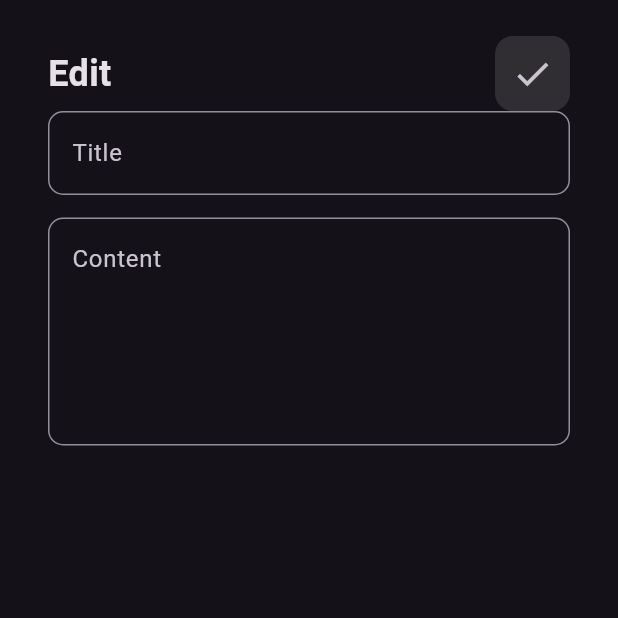
After one commit to Peter-Atia/Notes-App, a Flutter app: the screen it shows after launch, after a tap on "Title", on a phone screen of 412 x 824 dp, the top half of it. The commit adds this screen. Run offline on Flutter 3.47's test engine with Material 3 defaults, Android fonts, the phone set to English and light mode, and no system bars.

Commit message:
finish edit note view UI

```diff
--- /dev/null
+++ b/lib/views/edit_note_body_view.dart
@@ -0,0 +1,26 @@
+import 'package:flutter/material.dart';
+import 'package:notes_app/widgets/custom_app_bar.dart';
+import 'package:notes_app/widgets/custom_text_field.dart';
+
+
+class EditNoteBodyView extends StatelessWidget {
+  const EditNoteBodyView({super.key});
+
+  @override
+  Widget build(BuildContext context) {
+    return Padding(
+      padding: const EdgeInsets.symmetric(horizontal: 32, vertical: 24),
+      child: Column(
+        children: [
+          CustomAppBar(title: "Edit",icon: Icons.check,),
+
+          CustomTextField(hintText: "Title"),
+          SizedBox(height: 15),
+          CustomTextField(maxLines: 5, hintText: "Content"),
+          Spacer(),
+          SizedBox(height: 20),
+        ],
+      ),
+    );
+  }
+}
--- /dev/null
+++ b/lib/views/edit_note_view.dart
@@ -0,0 +1,13 @@
+import 'package:flutter/material.dart';
+import 'package:notes_app/views/edit_note_body_view.dart';
+
+class EditNoteView extends StatelessWidget {
+  const EditNoteView({super.key});
+
+  @override
+  Widget build(BuildContext context) {
+    return const Scaffold(
+      body: EditNoteBodyView(),
+    );
+  }
+}
--- a/lib/views/note_body_view.dart
+++ b/lib/views/note_body_view.dart
@@ -12,7 +12,7 @@ class NoteBodyView extends StatelessWidget {
       padding: const EdgeInsets.symmetric(horizontal: 25, vertical: 12),
       child: Column(
         children: [
-          CustomAppBar(),
+          CustomAppBar(title: "Notes",icon: Icons.search,),
           Expanded(child: NoteListView()),
 
         ],
--- a/lib/widgets/customButton.dart
+++ b/lib/widgets/customButton.dart
@@ -2,7 +2,8 @@ import 'package:flutter/material.dart';
 import 'package:notes_app/constants.dart';
 
 class CustomButton extends StatelessWidget {
-  const CustomButton({super.key});
+  const CustomButton({super.key , required this.text});
+  final String text;
 
   @override
   Widget build(BuildContext context) {
@@ -17,7 +18,7 @@ class CustomButton extends StatelessWidget {
           borderRadius: BorderRadius.circular(12),
         ),
         child: Text(
-            "Add",
+            text,
             style: TextStyle(
                 color: Colors.black,
                 fontSize: 18),
--- a/lib/widgets/custom_app_bar.dart
+++ b/lib/widgets/custom_app_bar.dart
@@ -2,7 +2,9 @@ import 'package:flutter/material.dart';
 import 'package:notes_app/widgets/custom_search_icon.dart';
 
 class CustomAppBar extends StatelessWidget {
-  const CustomAppBar({super.key});
+  const CustomAppBar({super.key, required this.title, required this.icon});
+  final String title ;
+  final IconData icon;
 
   @override
   Widget build(BuildContext context) {
@@ -10,13 +12,13 @@ class CustomAppBar extends StatelessWidget {
       child: Row(
         mainAxisAlignment: MainAxisAlignment.spaceBetween,
         children: [
-          Text("Notes",
+          Text(title,
               style: TextStyle(
                 fontSize: 24,
                 fontWeight: FontWeight.bold
 
           )),
-          CustomSearchIcon()
+          CustomSearchIcon(icon: icon,)
         ],
       ),
     );
--- a/lib/widgets/custom_search_icon.dart
+++ b/lib/widgets/custom_search_icon.dart
@@ -1,7 +1,8 @@
 import 'package:flutter/material.dart';
 
 class CustomSearchIcon extends StatelessWidget {
-  const CustomSearchIcon({super.key});
+  const CustomSearchIcon({super.key, required this.icon});
+  final IconData icon;
 
   @override
   Widget build(BuildContext context) {
@@ -12,7 +13,7 @@ class CustomSearchIcon extends StatelessWidget {
         color: Colors.grey.withAlpha((.2 * 255).round()),
         borderRadius: BorderRadius.circular(12),
       ),
-      child: IconButton(onPressed: () {}, icon: Icon(Icons.search, size: 28)),
+      child: IconButton(onPressed: () {}, icon: Icon(icon, size: 28)),
     );
   }
 }
--- a/lib/widgets/note_item.dart
+++ b/lib/widgets/note_item.dart
@@ -1,4 +1,5 @@
 import 'package:flutter/material.dart';
+import 'package:notes_app/views/edit_note_view.dart';
 
 class NoteItem extends StatelessWidget {
   const NoteItem({super.key});
@@ -7,6 +8,17 @@ class NoteItem extends StatelessWidget {
   Widget build(BuildContext context) {
     return Padding(
       padding: const EdgeInsets.only(bottom: 12),
+      child: GestureDetector(
+        onTap: () {
+          Navigator.push(
+            context,
+            MaterialPageRoute(
+              builder: (context) {
+                return EditNoteView();
+              },
+            ),
+          );
+        },
         child: Container(
           decoration: BoxDecoration(
             borderRadius: BorderRadius.circular(12),
@@ -48,6 +60,7 @@ class NoteItem extends StatelessWidget {
             ),
           ),
         ),
+      ),
     );
   }
 }
```
Also changed, not shown: lib/widgets/add_note.dart (+2 -5 lines). Lines whose indentation alone changed are shown as unchanged.
